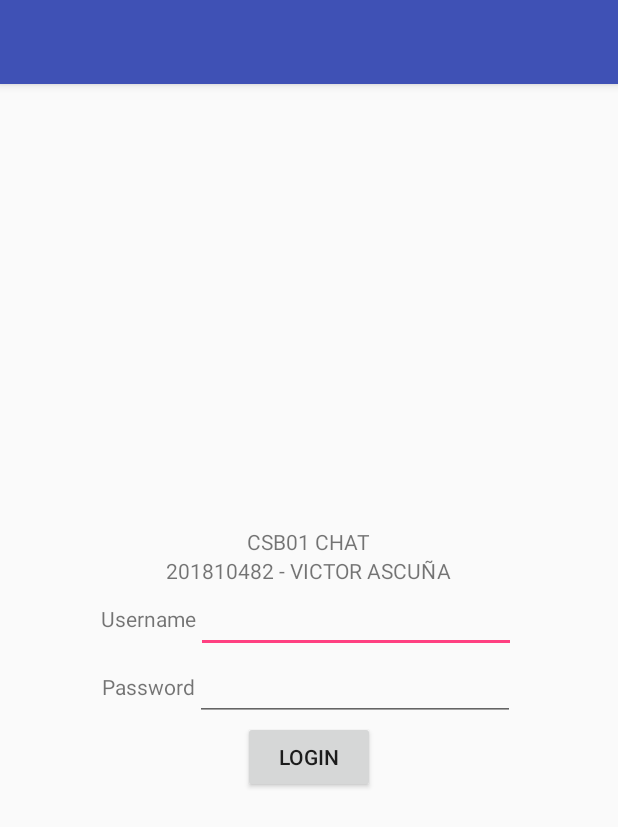
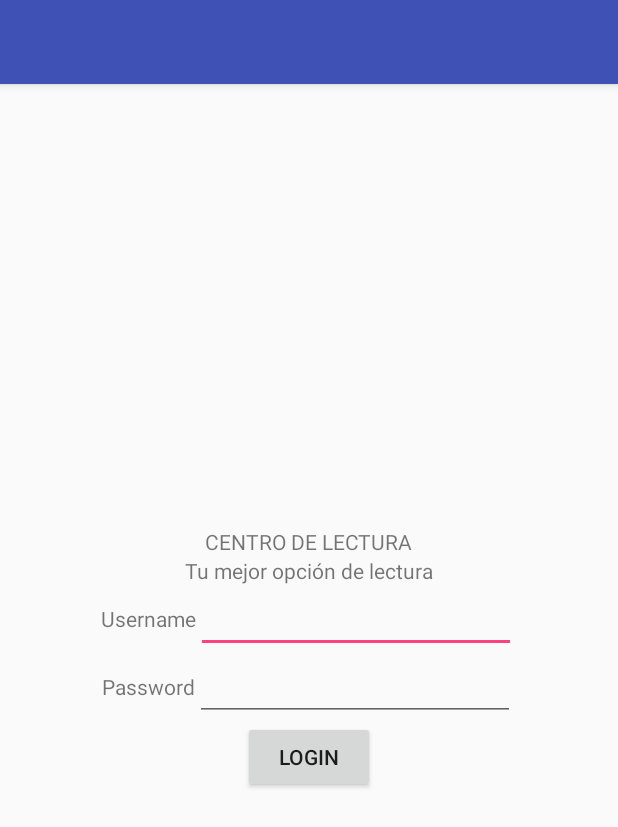
Before and after one commit to marlonmejia/PROYECTO_DBP_MOVILE, an Android app: the screen it shows after launch (LoginActivity), on a phone screen of 412 x 824 dp. Shown: the top 827 px of the screen. Run offline under Robolectric (Android 15) with nearby library versions, the phone set to English and light mode, and no system bars; our stand-ins replace Volley.

Commit message:
Update activity_login.xml

```diff
--- a/app/src/main/res/layout/activity_login.xml
+++ b/app/src/main/res/layout/activity_login.xml
@@ -24,12 +24,12 @@
             <TextView
                 android:layout_width="wrap_content"
                 android:layout_height="wrap_content"
-                android:text="CSB01 CHAT"/>
+                android:text="CENTRO DE LECTURA"/>
 
             <TextView
                 android:layout_width="wrap_content"
                 android:layout_height="wrap_content"
-                android:text="201810482 - VICTOR ASCUÑA"/>
+                android:text="Tu mejor opción de lectura"/>
 
         </LinearLayout>
 
```
